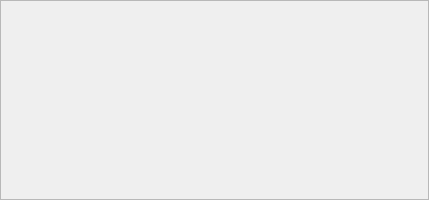
This is gui/ContentItems/Image/ItemImage.ui in acroper/BeamerQt as Qt 5 draws it before an edit. The edited form follows.
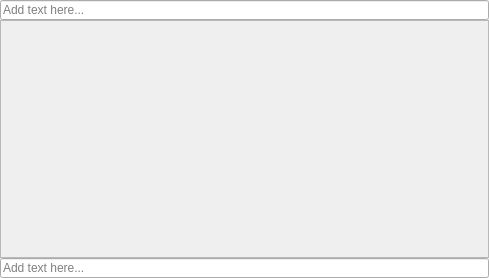
This is the edited form.

Commit message:
Added text fields for Item Image
Not functional yet

What changed in the file:
```diff
--- a/gui/ContentItems/Image/ItemImage.ui
+++ b/gui/ContentItems/Image/ItemImage.ui
@@ -6,29 +6,53 @@
    <rect>
     <x>0</x>
     <y>0</y>
-    <width>429</width>
-    <height>200</height>
+    <width>489</width>
+    <height>278</height>
    </rect>
   </property>
   <property name="windowTitle">
    <string>Form</string>
   </property>
+  <layout class="QVBoxLayout" name="verticalLayout_3">
+   <property name="spacing">
+    <number>0</number>
+   </property>
+   <property name="leftMargin">
+    <number>0</number>
+   </property>
+   <property name="topMargin">
+    <number>0</number>
+   </property>
+   <property name="rightMargin">
+    <number>0</number>
+   </property>
+   <property name="bottomMargin">
+    <number>0</number>
+   </property>
+   <item>
   <layout class="QVBoxLayout" name="verticalLayout">
    <property name="spacing">
     <number>0</number>
    </property>
-   <property name="leftMargin">
-    <number>0</number>
-   </property>
-   <property name="topMargin">
-    <number>0</number>
-   </property>
-   <property name="rightMargin">
-    <number>0</number>
-   </property>
-   <property name="bottomMargin">
-    <number>0</number>
-   </property>
+     <item>
+      <widget class="QLineEdit" name="prevText">
+       <property name="minimumSize">
+        <size>
+         <width>0</width>
+         <height>20</height>
+        </size>
+       </property>
+       <property name="maximumSize">
+        <size>
+         <width>16777215</width>
+         <height>20</height>
+        </size>
+       </property>
+       <property name="placeholderText">
+        <string>Add text here...</string>
+       </property>
+      </widget>
+     </item>
    <item>
     <widget class="QFrame" name="frame">
      <property name="sizePolicy">
@@ -74,6 +98,30 @@
       </item>
      </layout>
     </widget>
+     </item>
+     <item>
+      <widget class="QLineEdit" name="posText">
+       <property name="minimumSize">
+        <size>
+         <width>0</width>
+         <height>20</height>
+        </size>
+       </property>
+       <property name="maximumSize">
+        <size>
+         <width>16777215</width>
+         <height>20</height>
+        </size>
+       </property>
+       <property name="text">
+        <string/>
+       </property>
+       <property name="placeholderText">
+        <string>Add text here...</string>
+       </property>
+      </widget>
+     </item>
+    </layout>
    </item>
   </layout>
  </widget>
```
Lines whose indentation alone changed are shown as unchanged.
